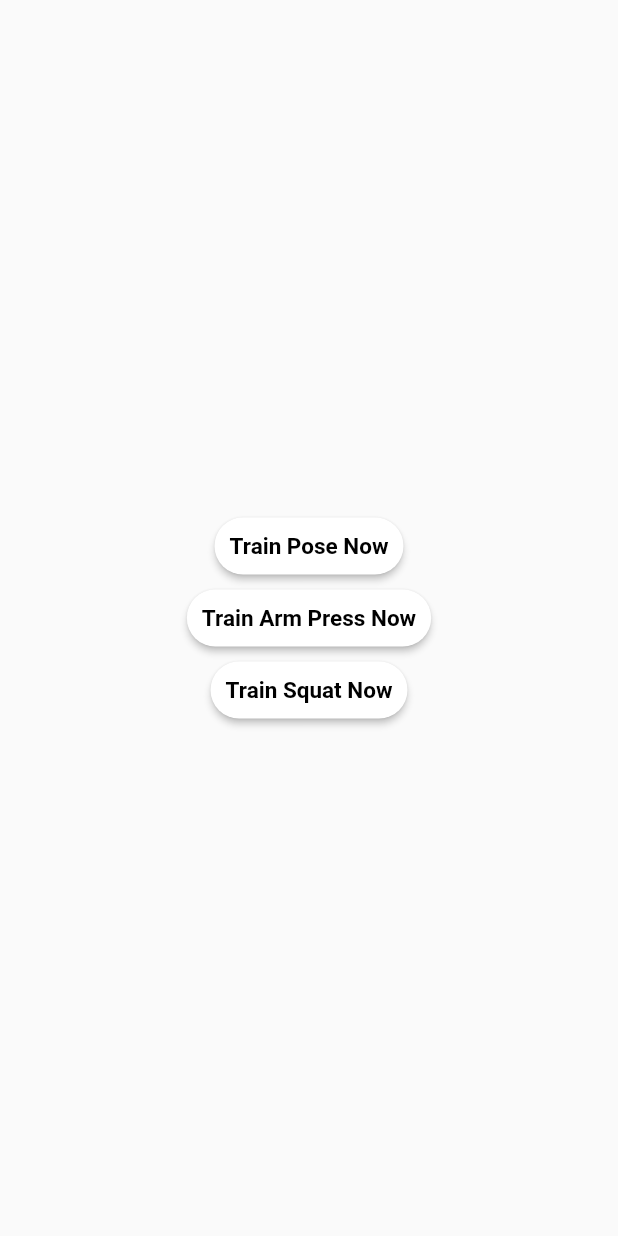
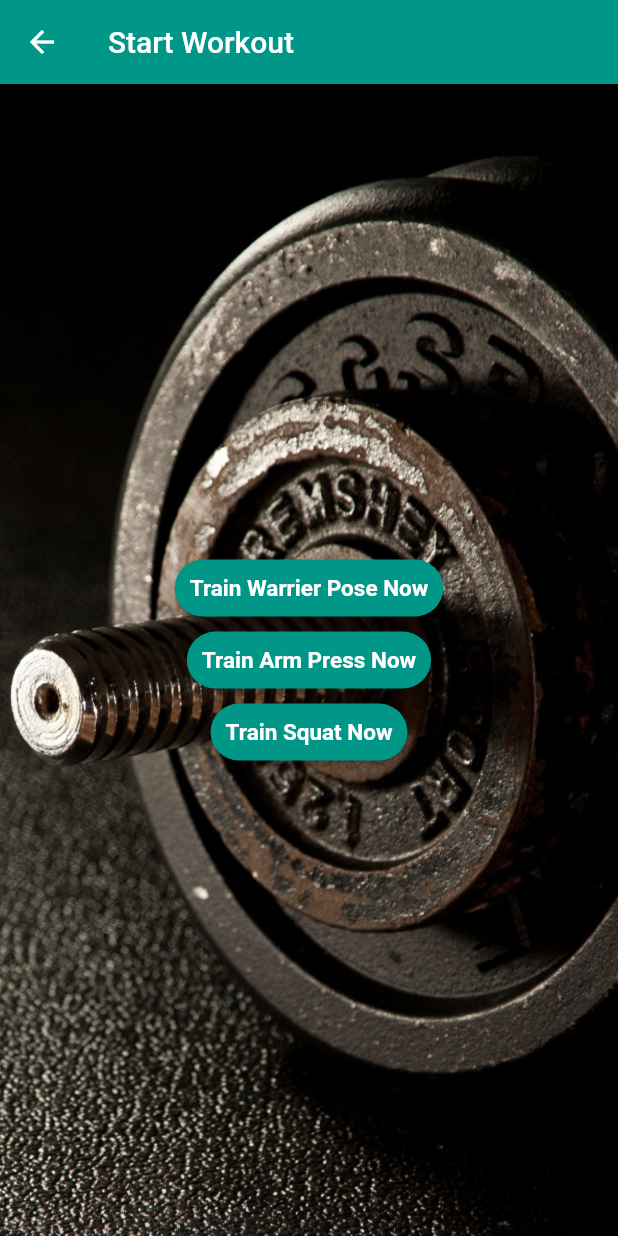
Before and after one commit to Ishan579/SDGP--Relax-Natives, a Flutter app: the startWorkout screen opened directly, on a phone screen of 412 x 824 dp. Run offline on Flutter 3.47's test engine with Material 2 defaults, Android fonts, the light colour scheme and no system bars; our stand-ins replace camera, image_picker, sqflite, youtube_player_flutter; missing offline and left inert: tflite; accounts and stored records are empty.

Commit message:
Updated Start workout

```diff
--- a/FrontEnd/Flutter_posEs/lib/pages/start_workout_page.dart
+++ b/FrontEnd/Flutter_posEs/lib/pages/start_workout_page.dart
@@ -26,7 +26,13 @@ class startWorkout extends StatelessWidget {
   Widget build(BuildContext context) {
     loadcams();
     return Scaffold(
+        appBar: AppBar(
+        title: Text('Start Workout'),
+        ),
         body: Container(
+            decoration: BoxDecoration(
+                image: DecorationImage(
+                    image: AssetImage("lib/images/pic1.jpg"), fit: BoxFit.cover)),
             child: Center(
                 child: Column(
                     mainAxisAlignment: MainAxisAlignment.center,
@@ -37,8 +43,9 @@ class startWorkout extends StatelessWidget {
 
           ElevatedButton(
             style: ElevatedButton.styleFrom(
-                primary: Colors.white,
-                onPrimary: Colors.black,
+                primary: Colors.teal,
+                onPrimary: Colors.white,
+                onSurface: Colors.grey,
                 padding: EdgeInsets.symmetric(horizontal: 10, vertical: 10),
                 shape: RoundedRectangleBorder(
                     borderRadius: BorderRadius.all(Radius.circular(25))),
@@ -55,14 +62,15 @@ class startWorkout extends StatelessWidget {
                 ),
               );
             },
-            child: Text("Train Pose Now"),
+            child: Text("Train Warrier Pose Now"),
           ),
 
           //home: MainScreen(cameras),
           ElevatedButton(
             style: ElevatedButton.styleFrom(
-                primary: Colors.white,
-                onPrimary: Colors.black,
+                primary: Colors.teal,
+                onPrimary: Colors.white,
+                onSurface: Colors.grey,
                 padding: EdgeInsets.symmetric(horizontal: 10, vertical: 10),
                 shape: RoundedRectangleBorder(
                     borderRadius: BorderRadius.all(Radius.circular(25))),
@@ -83,8 +91,9 @@ class startWorkout extends StatelessWidget {
           ),
           ElevatedButton(
             style: ElevatedButton.styleFrom(
-                primary: Colors.white,
-                onPrimary: Colors.black,
+                primary: Colors.teal,
+                onPrimary: Colors.white,
+                onSurface: Colors.grey,
                 padding: EdgeInsets.symmetric(horizontal: 10, vertical: 10),
                 shape: RoundedRectangleBorder(
                     borderRadius: BorderRadius.all(Radius.circular(25))),
@@ -102,7 +111,9 @@ class startWorkout extends StatelessWidget {
               );
             },
             child: Text("Train Squat Now"),
+
           ),
         ]))));
   }
+
 }
```
